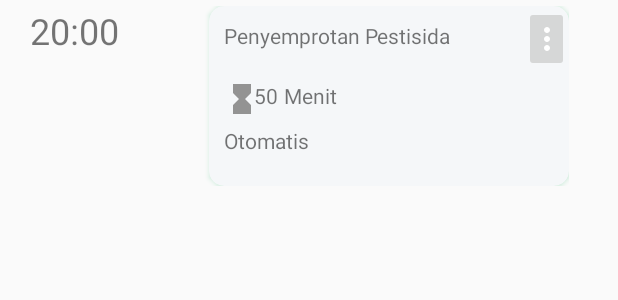
After one commit to rmzq/cahaya-qalbu, an Android app: the layout item_schedule.xml on its own in the app's theme, with its tools: preview values and no code run, on a phone screen of 412 x 824 dp. The commit adds this screen. Shown: the top 300 px of the screen. Run offline under Robolectric (Android 15) with nearby library versions, the phone set to English and light mode, and no system bars.

Commit message:
schedule bisa baca data dari database

```diff
--- a/E-Pertanian/app/build.gradle
+++ b/E-Pertanian/app/build.gradle
@@ -54,5 +54,6 @@ dependencies {
     implementation 'com.android.support:percent:30.3.0'
     implementation 'com.android.support:recyclerview-v7:30.1.1'
     implementation 'com.android.support:cardview-v7:30.1.1'
+    implementation 'com.firebaseui:firebase-ui-database:7.1.1'
 
 }
--- a/E-Pertanian/app/src/main/java/com/example/e_pertanian/Login.java
+++ b/E-Pertanian/app/src/main/java/com/example/e_pertanian/Login.java
@@ -94,6 +94,7 @@ public class Login extends AppCompatActivity {
             @Override
             public void onClick(View view) {
                 Intent intent =new Intent(Login.this, SignUp.class);
+                finish();
                 startActivity(intent);
             }
         });
--- a/E-Pertanian/app/src/main/java/com/example/e_pertanian/MainActivity.java
+++ b/E-Pertanian/app/src/main/java/com/example/e_pertanian/MainActivity.java
@@ -39,9 +39,9 @@ public class MainActivity extends AppCompatActivity {
             finish();
             return;
         }
-        String email = user.getEmail();
-        buatuser = findViewById(R.id.userDis);
-        buatuser.setText(email);
+        //String email = user.getEmail();
+        //buatuser = findViewById(R.id.userDis);
+        //buatuser.setText(email);
 
         getSupportFragmentManager().beginTransaction().replace(R.id.pager,new HomeFragment()).commit();
         BottomNavigationView bottomNavigationView = (BottomNavigationView) findViewById(R.id.tapBar);
--- a/E-Pertanian/app/src/main/java/com/example/e_pertanian/SignUp.java
+++ b/E-Pertanian/app/src/main/java/com/example/e_pertanian/SignUp.java
@@ -93,6 +93,7 @@ public class SignUp extends AppCompatActivity {
                     //FirebaseUser user = mFirebaseAuth.getCurrentUser();
                 }
                 else {
+                    finish();
                     startActivity(new Intent(SignUp.this,MainActivity.class));
                 }
             }
--- /dev/null
+++ b/E-Pertanian/app/src/main/res/drawable/ic_hourglass.xml
@@ -0,0 +1,5 @@
+<vector android:height="24dp" android:tint="#FFFFFF"
+    android:viewportHeight="24" android:viewportWidth="24"
+    android:width="24dp" xmlns:android="http://schemas.android.com/apk/res/android">
+    <path android:fillColor="@android:color/white" android:pathData="M6,2v6h0.01L6,8.01 10,12l-4,4 0.01,0.01H6V22h12v-5.99h-0.01L18,16l-4,-4 4,-3.99 -0.01,-0.01H18V2H6z"/>
+</vector>
--- /dev/null
+++ b/E-Pertanian/app/src/main/res/drawable/ic_menu.xml
@@ -0,0 +1,5 @@
+<vector android:height="24dp" android:tint="#FFFFFF"
+    android:viewportHeight="24" android:viewportWidth="24"
+    android:width="24dp" xmlns:android="http://schemas.android.com/apk/res/android">
+    <path android:fillColor="@android:color/white" android:pathData="M12,8c1.1,0 2,-0.9 2,-2s-0.9,-2 -2,-2 -2,0.9 -2,2 0.9,2 2,2zM12,10c-1.1,0 -2,0.9 -2,2s0.9,2 2,2 2,-0.9 2,-2 -0.9,-2 -2,-2zM12,16c-1.1,0 -2,0.9 -2,2s0.9,2 2,2 2,-0.9 2,-2 -0.9,-2 -2,-2z"/>
+</vector>
--- a/E-Pertanian/app/src/main/res/layout/activity_main.xml
+++ b/E-Pertanian/app/src/main/res/layout/activity_main.xml
@@ -7,11 +7,13 @@
     tools:context=".MainActivity"
     android:orientation="vertical">
 
+    <!--
     <TextView
         android:id="@+id/userDis"
         android:layout_width="wrap_content"
         android:layout_height="wrap_content"
-        android:text="ini user"/>
+        android:text="liat email"/>
+        -->
 
     <androidx.cardview.widget.CardView
         android:id="@+id/cv"
--- /dev/null
+++ b/E-Pertanian/app/src/main/res/layout/item_schedule.xml
@@ -0,0 +1,83 @@
+<?xml version="1.0" encoding="utf-8"?>
+<LinearLayout xmlns:android="http://schemas.android.com/apk/res/android"
+    android:layout_width="wrap_content"
+    android:layout_height="wrap_content"
+    xmlns:app="http://schemas.android.com/apk/res-auto"
+    xmlns:tools="http://schemas.android.com/tools"
+    android:padding="4dp"
+    tools:context=".MainActivity">
+
+    <TextView
+        android:id="@+id/jamItem"
+        android:text="20:00"
+        android:textSize="24sp"
+        android:layout_marginStart="16dp"
+        android:layout_width="wrap_content"
+        android:layout_height="wrap_content"
+        android:layout_marginLeft="16dp" />
+
+    <androidx.cardview.widget.CardView
+        app:cardBackgroundColor="@color/Light"
+        android:id="@+id/cardPjdl"
+        android:layout_width="240dp"
+        android:layout_height="120dp"
+        android:layout_marginStart="60dp"
+        app:cardCornerRadius="10dp"
+        android:outlineSpotShadowColor="@color/Primariy"
+        android:layout_marginLeft="60dp">
+
+        <FrameLayout
+            android:layout_width="wrap_content"
+            android:layout_height="wrap_content"
+            android:layout_marginTop="50dp">
+            <ImageView
+                android:layout_width="wrap_content"
+                android:layout_height="wrap_content"
+                android:src="@drawable/ic_hourglass"
+                android:layout_marginStart="10dp"
+                android:layout_marginLeft="10dp"
+                app:tint="#939393" />
+
+            <TextView
+                android:id="@+id/lamaKg"
+                android:layout_marginStart="30dp"
+                android:layout_width="wrap_content"
+                android:layout_height="wrap_content"
+                android:text="50"
+                android:layout_marginLeft="10dp" />
+
+            <TextView
+                android:layout_width="wrap_content"
+                android:layout_height="wrap_content"
+                android:text="Menit"
+                android:layout_marginStart="50dp"
+                android:layout_marginLeft="30dp" />
+        </FrameLayout>
+
+        <TextView
+        android:id="@+id/JenisKgtn"
+        android:layout_width="wrap_content"
+        android:layout_height="wrap_content"
+        android:text="Penyemprotan Pestisida"
+        android:padding="10dp"/>
+
+        <TextView
+            android:layout_marginStart="10dp"
+            android:layout_marginTop="80dp"
+            android:id="@+id/tvOtomatis"
+            android:layout_width="wrap_content"
+            android:layout_height="wrap_content"
+            android:text="Otomatis"
+            android:layout_marginLeft="10dp" />
+
+        <ImageButton
+            android:id="@+id/ibMenu"
+            android:layout_width="wrap_content"
+            android:layout_height="wrap_content"
+            android:layout_marginLeft="210dp"
+            android:padding="10dp"
+            android:src="@drawable/ic_menu"/>
+
+    </androidx.cardview.widget.CardView>
+
+</LinearLayout>
```
Also changed, not shown: E-Pertanian/app/src/main/java/com/example/e_pertanian/fragments/ScheduleFragment.java (+120 -16 lines), E-Pertanian/app/src/main/java/com/example/e_pertanian/fragments/TambahJadwalFragment.java (+29 -3 lines), E-Pertanian/app/src/main/java/com/example/e_pertanian/model/Schedule.java (+10 -36 lines), E-Pertanian/app/src/main/res/layout-v21/fragment_schedule.xml (+5 -14 lines).
